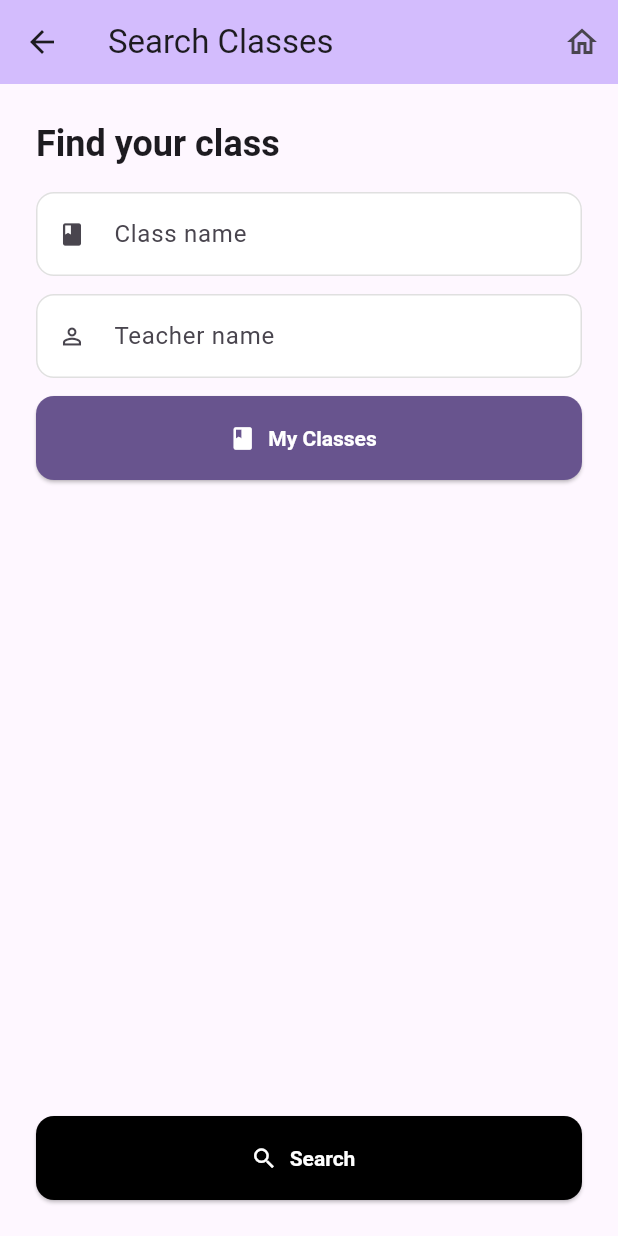
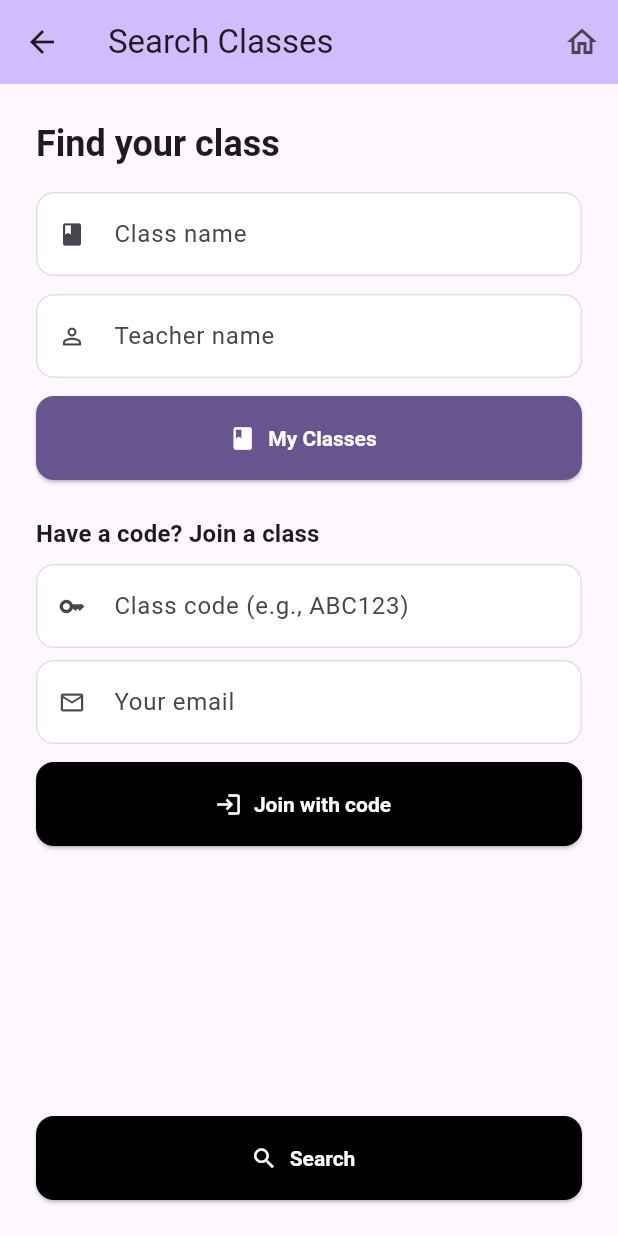
Before and after one commit to MeowmersWem/CAC-ai-project, a Flutter app: the ClassSearchPage screen opened by its route, on a phone screen of 412 x 824 dp. Run offline on Flutter 3.47's test engine with Material 3 defaults, Android fonts, the phone set to English and light mode, and no system bars.

Commit message:
Update class_search_page.dart

```diff
--- a/frontend/lib/class_search_page.dart
+++ b/frontend/lib/class_search_page.dart
@@ -1,4 +1,5 @@
 import 'package:flutter/material.dart';
+import 'services/api_service.dart';
 
 class ClassSearchPage extends StatefulWidget {
   const ClassSearchPage({super.key});
@@ -10,11 +11,16 @@ class ClassSearchPage extends StatefulWidget {
 class _ClassSearchPageState extends State<ClassSearchPage> {
   final TextEditingController _classNameController = TextEditingController();
   final TextEditingController _teacherNameController = TextEditingController();
+  final TextEditingController _joinCodeController = TextEditingController();
+  final TextEditingController _emailController = TextEditingController();
+  bool _joining = false;
 
   @override
   void dispose() {
     _classNameController.dispose();
     _teacherNameController.dispose();
+    _joinCodeController.dispose();
+    _emailController.dispose();
     super.dispose();
   }
 
@@ -84,6 +90,44 @@ class _ClassSearchPageState extends State<ClassSearchPage> {
                   label: const Text('My Classes'),
                 ),
               ),
+              const SizedBox(height: 24),
+              Text(
+                'Have a code? Join a class',
+                style: theme.textTheme.titleMedium?.copyWith(fontWeight: FontWeight.w700),
+              ),
+              const SizedBox(height: 8),
+              _DecoratedField(
+                controller: _joinCodeController,
+                labelText: 'Class code (e.g., ABC123)',
+                icon: Icons.key_outlined,
+                textInputAction: TextInputAction.next,
+              ),
+              const SizedBox(height: 8),
+              _DecoratedField(
+                controller: _emailController,
+                labelText: 'Your email',
+                icon: Icons.email_outlined,
+                textInputAction: TextInputAction.done,
+              ),
+              const SizedBox(height: 12),
+              SizedBox(
+                height: 56,
+                child: ElevatedButton.icon(
+                  style: ElevatedButton.styleFrom(
+                    backgroundColor: Colors.black,
+                    foregroundColor: Colors.white,
+                    shape: RoundedRectangleBorder(
+                      borderRadius: BorderRadius.circular(12),
+                    ),
+                    textStyle: const TextStyle(fontWeight: FontWeight.w600),
+                  ),
+                  onPressed: _joining ? null : _onJoinPressed,
+                  icon: _joining
+                      ? const SizedBox(height: 16, width: 16, child: CircularProgressIndicator(strokeWidth: 2, color: Colors.white))
+                      : const Icon(Icons.login),
+                  label: const Text('Join with code'),
+                ),
+              ),
               const Spacer(),
               SizedBox(
                 height: 56,
@@ -117,6 +161,33 @@ class _ClassSearchPageState extends State<ClassSearchPage> {
         content: Text('Searching for "$className" with "$teacherName"'),
       ),
     );
+  }
+
+  Future<void> _onJoinPressed() async {
+    final code = _joinCodeController.text.trim();
+    final email = _emailController.text.trim();
+    if (code.isEmpty) {
+      ScaffoldMessenger.of(context).showSnackBar(
+        const SnackBar(content: Text('Enter a class code')),
+      );
+      return;
+    }
+    setState(() { _joining = true; });
+    try {
+      await ApiService.joinClass(classCode: code, email: email.isEmpty ? null : email);
+      if (!mounted) return;
+      ScaffoldMessenger.of(context).showSnackBar(
+        const SnackBar(content: Text('Joined class!')),
+      );
+      Navigator.of(context).pushNamed('/my-classes');
+    } catch (e) {
+      if (!mounted) return;
+      ScaffoldMessenger.of(context).showSnackBar(
+        SnackBar(content: Text('Failed to join: ${e.toString()}')),
+      );
+    } finally {
+      if (mounted) setState(() { _joining = false; });
+    }
   }
 }
 
```
